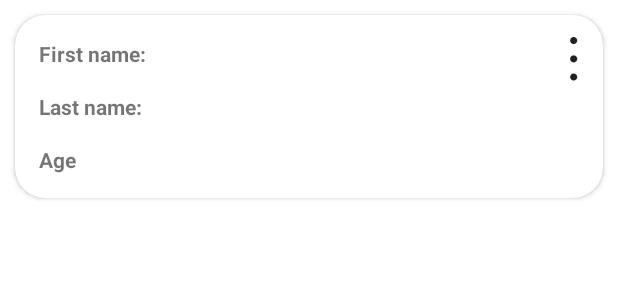
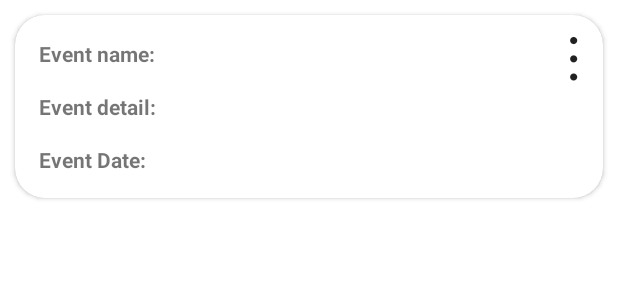
Before and after one commit to Ducktectives/D-Event, an Android app: the layout activity_event_list_item_profile.xml on its own in the app's theme, with its tools: preview values and no code run, on a phone screen of 412 x 824 dp. Shown: the top 300 px of the screen. Run offline under Robolectric (Android 15) with nearby library versions, the phone set to English and light mode, and no system bars.

Commit message:
update event list textview text

```diff
--- a/app/src/main/res/layout/activity_event_list_item_profile.xml
+++ b/app/src/main/res/layout/activity_event_list_item_profile.xml
@@ -23,7 +23,7 @@
             android:layout_height="wrap_content"
             android:layout_marginStart="16dp"
             android:layout_marginTop="16dp"
-            android:text="First name: "
+            android:text="Event name: "
             android:textStyle="bold"
             app:layout_constraintStart_toStartOf="parent"
             app:layout_constraintTop_toTopOf="parent" />
@@ -45,7 +45,7 @@
             android:layout_height="wrap_content"
             android:layout_marginStart="16dp"
             android:layout_marginTop="16dp"
-            android:text="Last name:"
+            android:text="Event detail: "
             android:textStyle="bold"
             app:layout_constraintStart_toStartOf="parent"
             app:layout_constraintTop_toBottomOf="@+id/textView1" />
@@ -68,7 +68,7 @@
             android:layout_marginStart="16dp"
             android:layout_marginTop="16dp"
             android:layout_marginBottom="16dp"
-            android:text="Age"
+            android:text="Event Date: "
             android:textStyle="bold"
             app:layout_constraintBottom_toBottomOf="parent"
             app:layout_constraintStart_toStartOf="parent"
```
